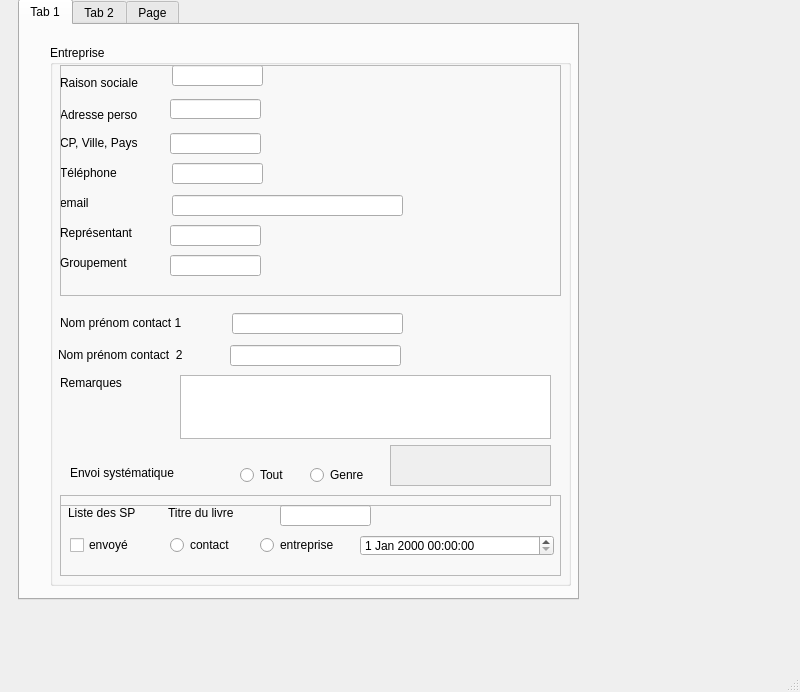
joanluc/app_db_gest_envoi_livres, file qt_gest_envoi_livres.ui: the form before one commit.
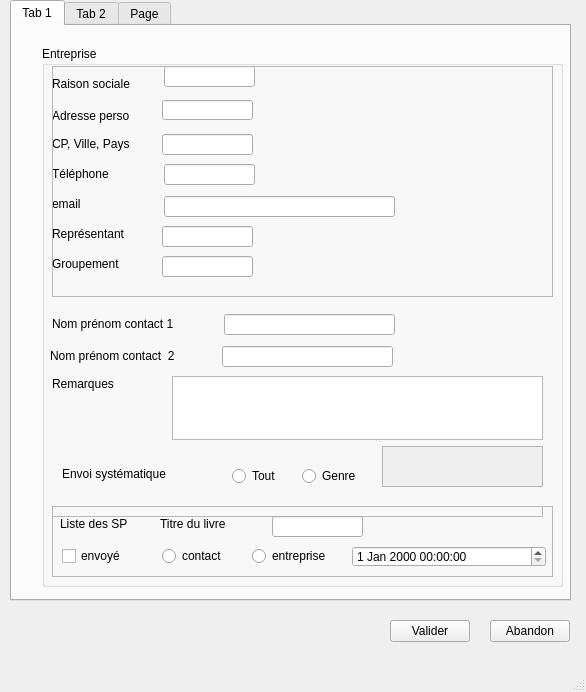
The form after the commit. The open tabs and pages were chosen to show the change.

Commit message: 170905 add app_db_gest_envoi_livres.py qt_gest_envoi_livres.py qt_gest_envoi_livres.ui tests/tests_fonctionnels+dictionnaire.ods installPyModules.cmd installPyModules.sh connexion.ui qt5_connexion.py qt5_gest_envoi_livres.py qt_connectDB.py

What changed in the file:
```diff
--- a/qt_gest_envoi_livres.ui
+++ b/qt_gest_envoi_livres.ui
@@ -6,7 +6,7 @@
    <rect>
     <x>0</x>
     <y>0</y>
-    <width>800</width>
+    <width>586</width>
     <height>692</height>
    </rect>
   </property>
@@ -17,8 +17,8 @@
    <widget class="QTabWidget" name="gestEnvoi">
     <property name="geometry">
      <rect>
-      <x>18</x>
-      <y>-1</y>
+      <x>10</x>
+      <y>0</y>
       <width>561</width>
       <height>601</height>
      </rect>
@@ -314,9 +314,9 @@
        <property name="geometry">
         <rect>
          <x>10</x>
-         <y>450</y>
+         <y>460</y>
          <width>501</width>
-         <height>81</height>
+         <height>71</height>
         </rect>
        </property>
        <property name="frameShape">
@@ -887,6 +887,32 @@
      </widget>
     </widget>
    </widget>
+   <widget class="QPushButton" name="abandon">
+    <property name="geometry">
+     <rect>
+      <x>490</x>
+      <y>620</y>
+      <width>80</width>
+      <height>22</height>
+     </rect>
+    </property>
+    <property name="text">
+     <string>Abandon</string>
+    </property>
+   </widget>
+   <widget class="QPushButton" name="valide">
+    <property name="geometry">
+     <rect>
+      <x>390</x>
+      <y>620</y>
+      <width>80</width>
+      <height>22</height>
+     </rect>
+    </property>
+    <property name="text">
+     <string>Valider</string>
+    </property>
+   </widget>
   </widget>
   <widget class="QMenuBar" name="menubar">
    <property name="geometry">
```
Left out of the diff: 6 changed lines with no effect on the pictures. The commit also changes 9 other files.
